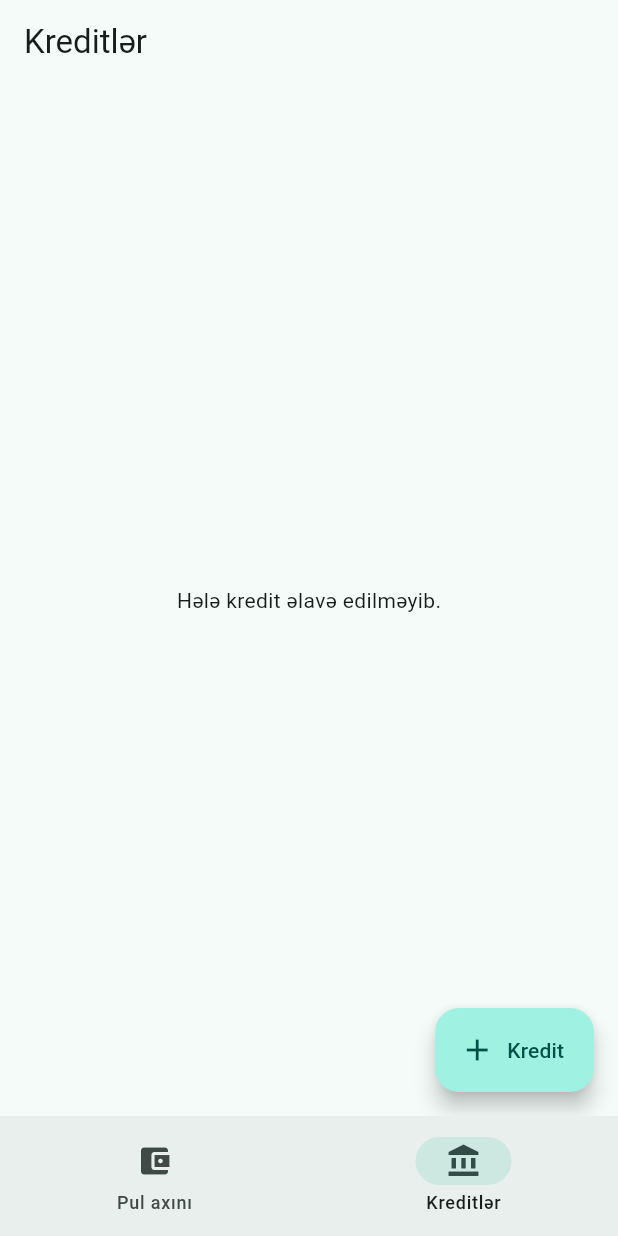
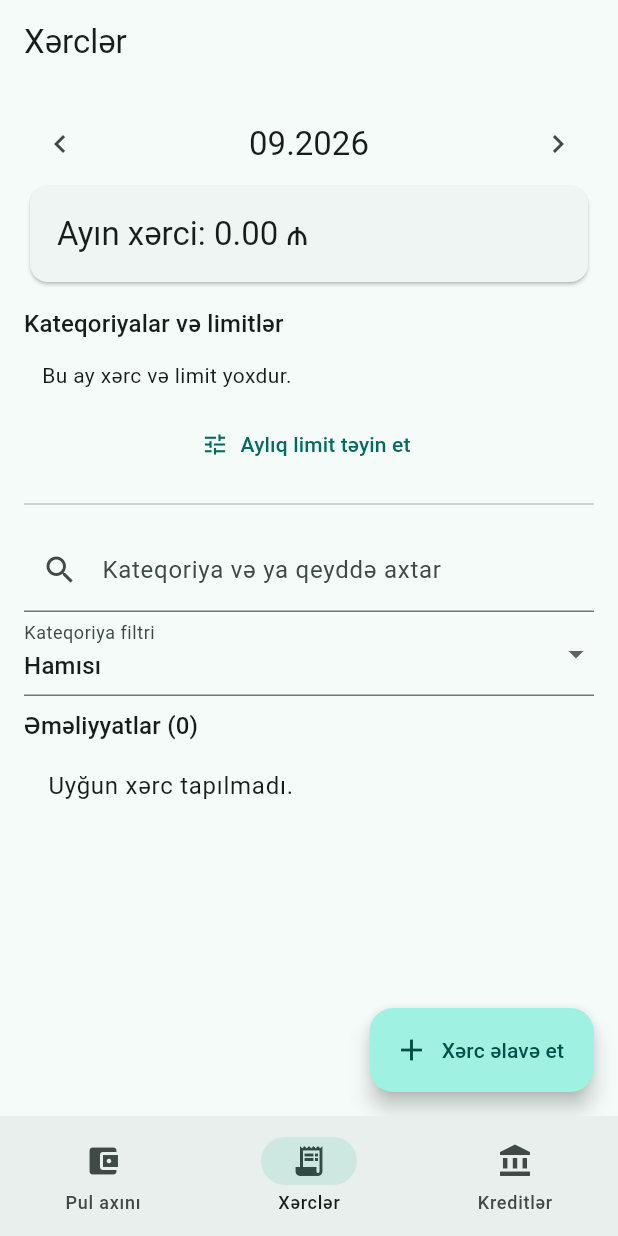
Before and after one commit to vusalaze44/Xerclerim, a Flutter app: the screen it shows after launch, item 2 of the bottom bar chosen, on a phone screen of 412 x 824 dp. Run offline on Flutter 3.47's test engine with Material 3 defaults, Android fonts, the phone set to English and light mode, and no system bars; our stand-ins replace sqflite; accounts and stored records are empty.

Commit message:
Add expense categories budgets filters and corrections

```diff
--- /dev/null
+++ b/mobile/lib/features/expenses/expense_report.dart
@@ -0,0 +1,34 @@
+import '../transactions/transaction.dart';
+
+const expenseCategories = <String>[
+  'Ev bazarlığı', 'Qida', 'Yanacaq', 'Kommunal', 'Kirayə', 'Təmir',
+  'Nəqliyyat', 'Sağlamlıq', 'Təhsil', 'Əyləncə', 'Abunəlik',
+  'Kredit ödənişi', 'Digər',
+];
+
+class ExpenseReport {
+  ExpenseReport(List<LedgerEntry> entries, DateTime month)
+      : expenses = entries.where((entry) => entry.kind == EntryKind.expense &&
+          entry.occurredAt.year == month.year && entry.occurredAt.month == month.month).toList();
+
+  final List<LedgerEntry> expenses;
+  int get totalQepik => expenses.fold(0, (sum, entry) => sum + entry.amountQepik);
+
+  Map<String, int> get byCategory {
+    final totals = <String, int>{};
+    for (final entry in expenses) {
+      totals.update(entry.category, (value) => value + entry.amountQepik,
+        ifAbsent: () => entry.amountQepik);
+    }
+    return Map.fromEntries(totals.entries.toList()
+      ..sort((a, b) => b.value.compareTo(a.value)));
+  }
+
+  List<LedgerEntry> filtered({String? category, String query = ''}) {
+    final term = query.trim().toLowerCase();
+    return expenses.where((entry) =>
+      (category == null || entry.category == category) &&
+      (term.isEmpty || entry.category.toLowerCase().contains(term) ||
+        entry.note.toLowerCase().contains(term))).toList();
+  }
+}
--- /dev/null
+++ b/mobile/lib/features/expenses/expenses_page.dart
@@ -0,0 +1,221 @@
+import 'package:flutter/material.dart';
+import '../../core/money.dart';
+import '../transactions/local_ledger.dart';
+import '../transactions/transaction.dart';
+import 'expense_report.dart';
+
+class ExpensesPage extends StatefulWidget {
+  const ExpensesPage({super.key, required this.ledger, required this.entries,
+    required this.onAddExpense, required this.onRefresh});
+  final LocalLedger ledger;
+  final List<LedgerEntry> entries;
+  final VoidCallback onAddExpense;
+  final Future<void> Function() onRefresh;
+  @override
+  State<ExpensesPage> createState() => _ExpensesPageState();
+}
+
+class _ExpensesPageState extends State<ExpensesPage> {
+  DateTime month = DateTime(DateTime.now().year, DateTime.now().month);
+  String? category;
+  String query = '';
+  Map<String, int> budgets = {};
+  String? error;
+  @override
+  void initState() { super.initState(); _loadBudgets(); }
+  Future<void> _loadBudgets() async {
+    final requestedMonth = month;
+    try {
+      final result = await widget.ledger.budgets(requestedMonth);
+      if (mounted && month == requestedMonth) setState(() { budgets = result; error = null; });
+    } catch (_) { if (mounted && month == requestedMonth) setState(() => error = 'Limitlər açıla bilmədi.'); }
+  }
+  void _changeMonth(int delta) {
+    setState(() { month = DateTime(month.year, month.month + delta); category = null; budgets = {}; });
+    _loadBudgets();
+  }
+  Future<void> _editBudget(String selected) async {
+    final controller = TextEditingController(
+      text: budgets[selected] == null ? '' : (budgets[selected]! / 100).toStringAsFixed(2));
+    try {
+      await showDialog<void>(context: context, builder: (dialogContext) => AlertDialog(
+        title: Text('$selected limiti'),
+        content: TextField(controller: controller,
+          keyboardType: const TextInputType.numberWithOptions(decimal: true),
+          decoration: const InputDecoration(labelText: 'Aylıq limit (AZN)')),
+        actions: [
+          if (budgets[selected] != null) TextButton(onPressed: () async {
+            await widget.ledger.removeBudget(month, selected);
+            if (dialogContext.mounted) Navigator.pop(dialogContext);
+            await _loadBudgets();
+          }, child: const Text('Limiti sil')),
+          TextButton(onPressed: () => Navigator.pop(dialogContext), child: const Text('Ləğv et')),
+          FilledButton(onPressed: () async {
+            try {
+              final value = Money.parseAzN(controller.text);
+              if (value <= 0) throw const FormatException();
+              await widget.ledger.setBudget(month, selected, value);
+              if (dialogContext.mounted) Navigator.pop(dialogContext);
+              await _loadBudgets();
+            } catch (_) {
+              if (dialogContext.mounted) ScaffoldMessenger.of(dialogContext).showSnackBar(
+                const SnackBar(content: Text('Müsbət limit daxil edin.')));
+            }
+          }, child: const Text('Yadda saxla')),
+        ],
+      ));
+    } finally { controller.dispose(); }
+  }
+  Future<void> _editExpense(LedgerEntry entry) async {
+    final amount = TextEditingController(text: (entry.amountQepik / 100).toStringAsFixed(2));
+    final note = TextEditingController(text: entry.note);
+    var category = entry.category;
+    var date = entry.occurredAt;
+    try {
+      await showDialog<void>(context: context, builder: (dialogContext) => StatefulBuilder(
+        builder: (context, refresh) => AlertDialog(
+          title: const Text('Xərci düzəlt'),
+          content: SingleChildScrollView(child: Column(mainAxisSize: MainAxisSize.min, children: [
+            TextField(controller: amount,
+              keyboardType: const TextInputType.numberWithOptions(decimal: true),
+              decoration: const InputDecoration(labelText: 'Məbləğ (AZN)')),
+            DropdownButtonFormField<String>(initialValue: category,
+              items: {...expenseCategories, category}.map((item) =>
+                DropdownMenuItem(value: item, child: Text(item))).toList(),
+              onChanged: (value) { if (value != null) refresh(() => category = value); }),
+            TextField(controller: note, decoration: const InputDecoration(labelText: 'Qeyd')),
+            TextButton.icon(icon: const Icon(Icons.calendar_month),
+              label: Text('${date.day}.${date.month}.${date.year}'),
+              onPressed: () async {
+                final picked = await showDatePicker(context: dialogContext,
+                  initialDate: date, firstDate: DateTime(2000), lastDate: DateTime.now());
+                if (picked != null) refresh(() => date = picked);
+              }),
+          ])),
+          actions: [
+            TextButton(onPressed: () => Navigator.pop(dialogContext), child: const Text('Ləğv et')),
+            FilledButton(onPressed: () async {
+              try {
+                final value = Money.parseAzN(amount.text);
+                if (value <= 0) throw const FormatException();
+                await widget.ledger.updateExpense(LedgerEntry(id: entry.id,
+                  kind: EntryKind.expense, amountQepik: value, category: category,
+                  note: note.text.trim(), occurredAt: date));
+                if (dialogContext.mounted) Navigator.pop(dialogContext);
+                await widget.onRefresh();
+              } catch (_) {
+                if (dialogContext.mounted) ScaffoldMessenger.of(dialogContext).showSnackBar(
+                  const SnackBar(content: Text('Xərc yadda saxlanmadı. Məbləği yoxlayın.')));
+              }
+            }, child: const Text('Yadda saxla')),
+          ],
+        ),
+      ));
+    } finally { amount.dispose(); note.dispose(); }
+  }
+
+  Future<void> _deleteExpense(LedgerEntry entry) async {
+    final confirmed = await showDialog<bool>(context: context, builder: (context) => AlertDialog(
+      title: const Text('Xərci silinsin?'),
+      content: Text('${entry.category} · ${Money.format(entry.amountQepik)}'),
+      actions: [
+        TextButton(onPressed: () => Navigator.pop(context, false), child: const Text('Ləğv et')),
+        FilledButton(onPressed: () => Navigator.pop(context, true), child: const Text('Sil')),
+      ],
+    ));
+    if (confirmed != true) return;
+    try {
+      await widget.ledger.deleteExpense(entry.id);
+      await widget.onRefresh();
+    } catch (_) {
+      if (mounted) ScaffoldMessenger.of(context).showSnackBar(
+        const SnackBar(content: Text('Xərc silinə bilmədi.')));
+    }
+  }
+
+  @override
+  Widget build(BuildContext context) {
+    final report = ExpenseReport(widget.entries, month);
+    final totals = report.byCategory;
+    final categories = {...expenseCategories, ...totals.keys}.toList();
+    final filtered = report.filtered(category: category, query: query);
+    return Scaffold(
+      appBar: AppBar(title: const Text('Xərclər')),
+      floatingActionButton: FloatingActionButton.extended(onPressed: widget.onAddExpense,
+        icon: const Icon(Icons.add), label: const Text('Xərc əlavə et')),
+      body: ListView(padding: const EdgeInsets.all(16), children: [
+        Row(mainAxisAlignment: MainAxisAlignment.spaceBetween, children: [
+          IconButton(onPressed: () => _changeMonth(-1), icon: const Icon(Icons.chevron_left)),
+          Text('${month.month.toString().padLeft(2, '0')}.${month.year}',
+            style: Theme.of(context).textTheme.titleLarge),
+          IconButton(onPressed: () => _changeMonth(1), icon: const Icon(Icons.chevron_right)),
+        ]),
+        Card(child: Padding(padding: const EdgeInsets.all(18),
+          child: Text('Ayın xərci: ${Money.format(report.totalQepik)}',
+            style: Theme.of(context).textTheme.titleLarge))),
+        if (error != null) Text(error!, style: TextStyle(color: Theme.of(context).colorScheme.error)),
+        const SizedBox(height: 12),
+        Text('Kateqoriyalar və limitlər', style: Theme.of(context).textTheme.titleMedium),
+        for (final item in categories) if ((totals[item] ?? 0) > 0 || budgets[item] != null)
+          _categoryCard(item, totals[item] ?? 0),
+        if (totals.isEmpty && budgets.isEmpty) const Padding(padding: EdgeInsets.all(12),
+          child: Text('Bu ay xərc və limit yoxdur.')),
+        TextButton.icon(onPressed: () async {
+          final selected = await showDialog<String>(context: context, builder: (context) =>
+            SimpleDialog(title: const Text('Limit kateqoriyası'), children: [
+              for (final item in categories) SimpleDialogOption(onPressed: () => Navigator.pop(context, item),
+                child: Text(item)),
+            ]));
+          if (selected != null) await _editBudget(selected);
+        }, icon: const Icon(Icons.tune), label: const Text('Aylıq limit təyin et')),
+        const Divider(height: 32),
+        TextField(onChanged: (value) => setState(() => query = value),
+          decoration: const InputDecoration(prefixIcon: Icon(Icons.search),
+            labelText: 'Kateqoriya və ya qeyddə axtar')),
+        DropdownButtonFormField<String>(initialValue: category,
+          decoration: const InputDecoration(labelText: 'Kateqoriya filtri'),
+          items: [const DropdownMenuItem<String>(value: null, child: Text('Hamısı')),
+            for (final item in categories) DropdownMenuItem(value: item, child: Text(item))],
+          onChanged: (value) => setState(() => category = value)),
+        const SizedBox(height: 8),
+        Text('Əməliyyatlar (${filtered.length})', style: Theme.of(context).textTheme.titleMedium),
+        if (filtered.isEmpty) const ListTile(title: Text('Uyğun xərc tapılmadı.')),
+        for (final item in filtered) ListTile(
+          title: Text(item.category),
+          subtitle: Text('${item.occurredAt.day}.${item.occurredAt.month}.${item.occurredAt.year}'
+              '${item.note.isEmpty ? '' : ' · ${item.note}'}'),
+          trailing: Row(mainAxisSize: MainAxisSize.min, children: [
+            Text(Money.format(item.amountQepik)),
+            if (!item.id.startsWith('loan_')) PopupMenuButton<String>(
+              tooltip: 'Xərc əməliyyatları',
+              onSelected: (action) {
+                if (action == 'edit') _editExpense(item);
+                if (action == 'delete') _deleteExpense(item);
+              },
+              itemBuilder: (context) => const [
+                PopupMenuItem(value: 'edit', child: Text('Düzəlt')),
+                PopupMenuItem(value: 'delete', child: Text('Sil')),
+              ]),
+          ]),
+        ),
+        const SizedBox(height: 80),
+      ]),
+    );
+  }
+  Widget _categoryCard(String name, int spent) {
+    final limit = budgets[name];
+    return Card(child: InkWell(onTap: () => _editBudget(name),
+      child: Padding(padding: const EdgeInsets.all(12), child: Column(
+        crossAxisAlignment: CrossAxisAlignment.start, children: [
+          Row(children: [Expanded(child: Text(name)), Text(Money.format(spent))]),
+          if (limit != null) ...[
+            const SizedBox(height: 6),
+            LinearProgressIndicator(value: (spent / limit).clamp(0.0, 1.0),
+              color: spent > limit ? Theme.of(context).colorScheme.error : null),
+            Text(spent > limit
+              ? 'Limit ${Money.format(spent - limit)} aşılıb · ${Money.format(limit)}'
+              : 'Qalıq ${Money.format(limit - spent)} · limit ${Money.format(limit)}'),
+          ],
+        ]))));
+  }
+}
--- a/mobile/lib/features/transactions/local_ledger.dart
+++ b/mobile/lib/features/transactions/local_ledger.dart
@@ -8,20 +8,24 @@ class LocalLedger {
 
   Future<Database> get database async => _db ??= await openDatabase(
         p.join(await getDatabasesPath(), 'xerclerim_v1.db'),
-        version: 3,
+        version: 5,
         onCreate: (db, version) async {
           await db.execute('''CREATE TABLE ledger (
             id TEXT PRIMARY KEY, kind TEXT NOT NULL, amount_qepik INTEGER NOT NULL
             CHECK(amount_qepik > 0), category TEXT NOT NULL, note TEXT NOT NULL,
-            occurred_at TEXT NOT NULL, sync_state TEXT NOT NULL DEFAULT 'pending'
+            occurred_at TEXT NOT NULL, sync_state TEXT NOT NULL DEFAULT 'pending',
+            deleted_at TEXT
           )''');
           await db.execute('CREATE INDEX ledger_date ON ledger(occurred_at)');
           await _createLoans(db);
           await _createLoanPayments(db);
+          await _createBudgets(db);
         },
         onUpgrade: (db, oldVersion, newVersion) async {
           if (oldVersion < 2) await _createLoans(db);
           if (oldVersion < 3) await _createLoanPayments(db);
+          if (oldVersion < 4) await _createBudgets(db);
+          if (oldVersion < 5) await db.execute('ALTER TABLE ledger ADD COLUMN deleted_at TEXT');
         },
       );
 
@@ -35,6 +39,32 @@ class LocalLedger {
     CHECK(amount_qepik > 0), paid_at TEXT NOT NULL,
     FOREIGN KEY(loan_id) REFERENCES loans(id)
   )''');
+
+  static Future<void> _createBudgets(Database db) => db.execute('''CREATE TABLE budgets (
+    month TEXT NOT NULL, category TEXT NOT NULL, limit_qepik INTEGER NOT NULL
+    CHECK(limit_qepik > 0), PRIMARY KEY(month, category)
+  )''');
+
+  Future<Map<String, int>> budgets(DateTime month) async {
+    final rows = await (await database).query('budgets',
+      where: 'month = ?', whereArgs: [_monthKey(month)]);
+    return {for (final row in rows) row['category'] as String: row['limit_qepik'] as int};
+  }
+
+  Future<void> setBudget(DateTime month, String category, int limitQepik) async {
+    if (limitQepik <= 0) throw const FormatException('Limit müsbət olmalıdır.');
+    await (await database).insert('budgets', {
+      'month': _monthKey(month), 'category': category, 'limit_qepik': limitQepik,
+    }, conflictAlgorithm: ConflictAlgorithm.replace);
+  }
+
+  Future<void> removeBudget(DateTime month, String category) async {
+    await (await database).delete('budgets', where: 'month = ? AND category = ?',
+      whereArgs: [_monthKey(month), category]);
+  }
+
+  static String _monthKey(DateTime month) =>
+    '${month.year}-${month.month.toString().padLeft(2, '0')}';
 
   Future<void> addLoanPayment(LoanPayment payment) async {
     final db = await database;
@@ -92,8 +122,29 @@ class LocalLedger {
     }, conflictAlgorithm: ConflictAlgorithm.abort);
   }
 
+  Future<void> updateExpense(LedgerEntry entry) async {
+    if (entry.kind != EntryKind.expense || entry.amountQepik <= 0 ||
+        entry.id.startsWith('loan_')) throw const FormatException('Xərc dəyişdirilə bilməz.');
+    final count = await (await database).update('ledger', {
+      'amount_qepik': entry.amountQepik, 'category': entry.category,
+      'note': entry.note, 'occurred_at': entry.occurredAt.toUtc().toIso8601String(),
+      'sync_state': 'pending',
+    }, where: 'id = ? AND kind = ? AND deleted_at IS NULL AND id NOT GLOB ?',
+      whereArgs: [entry.id, EntryKind.expense.name, 'loan_*']);
+    if (count != 1) throw const FormatException('Xərc dəyişdirilə bilmədi.');
+  }
+
+  Future<void> deleteExpense(String id) async {
+    if (id.startsWith('loan_')) throw const FormatException('Kredit ödənişi bu bölmədən silinmir.');
+    final count = await (await database).update('ledger', {
+      'deleted_at': DateTime.now().toUtc().toIso8601String(), 'sync_state': 'pending',
+    }, where: 'id = ? AND kind = ? AND deleted_at IS NULL AND id NOT GLOB ?',
+      whereArgs: [id, EntryKind.expense.name, 'loan_*']);
+    if (count != 1) throw const FormatException('Xərc silinə bilmədi.');
+  }
+
   Future<List<LedgerEntry>> all() async {
-    final rows = await (await database).query('ledger', orderBy: 'occurred_at DESC');
+    final rows = await (await database).query('ledger', where: 'deleted_at IS NULL', orderBy: 'occurred_at DESC');
     return rows.map((row) => LedgerEntry(
       id: row['id'] as String,
       kind: EntryKind.values.byName(row['kind'] as String),
```
Also changed, not shown: mobile/lib/main.dart (+20 -6 lines), 3 other files.
